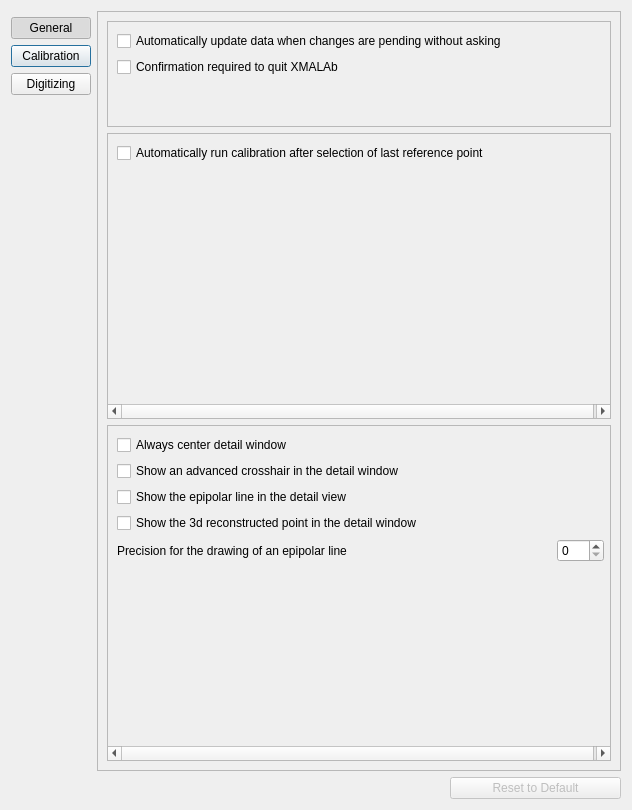
This is src/ui/ui-files/SettingsDialog.ui in XROMMPackages/xmalab as Qt 5 draws it before an edit. The edited form follows.
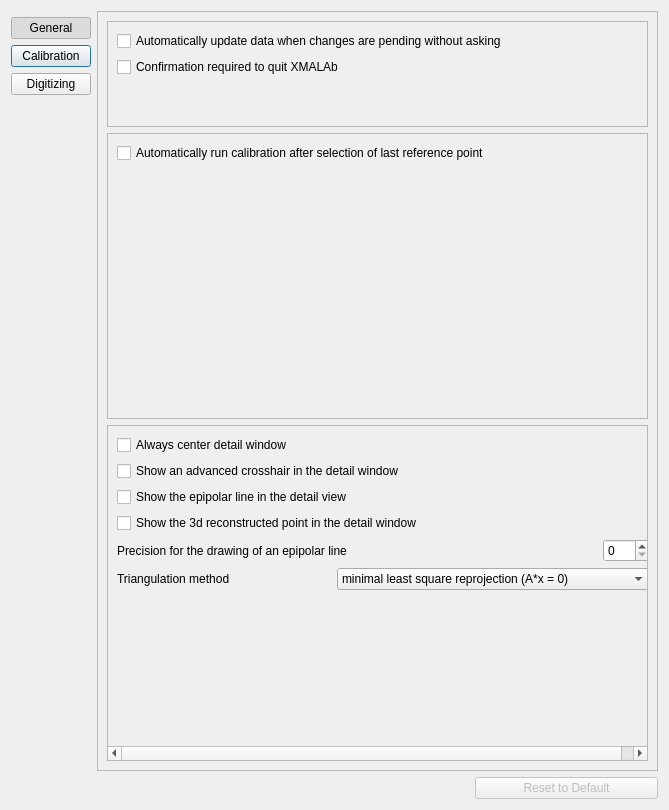
This is the edited form. Icons and pictures are not drawn.

```diff
--- a/src/ui/ui-files/SettingsDialog.ui
+++ b/src/ui/ui-files/SettingsDialog.ui
@@ -6,7 +6,7 @@
    <rect>
     <x>0</x>
     <y>0</y>
-    <width>629</width>
+    <width>669</width>
     <height>786</height>
    </rect>
   </property>
@@ -88,7 +88,7 @@
           <rect>
            <x>0</x>
            <y>0</y>
-           <width>508</width>
+           <width>548</width>
            <height>104</height>
           </rect>
          </property>
@@ -146,7 +146,7 @@
           <rect>
            <x>0</x>
            <y>0</y>
-           <width>508</width>
+           <width>548</width>
            <height>287</height>
           </rect>
          </property>
@@ -191,12 +191,12 @@
           <rect>
            <x>0</x>
            <y>0</y>
-           <width>508</width>
+           <width>548</width>
            <height>310</height>
           </rect>
          </property>
          <layout class="QGridLayout" name="gridLayout_5">
-          <item row="6" column="0" colspan="2">
+          <item row="7" column="0" colspan="3">
            <spacer name="verticalSpacer_4">
             <property name="orientation">
              <enum>Qt::Vertical</enum>
@@ -209,7 +209,47 @@
             </property>
            </spacer>
           </item>
-          <item row="4" column="0">
+          <item row="5" column="2">
+           <widget class="QSpinBox" name="spinBoxEpiPrecision">
+            <property name="sizePolicy">
+             <sizepolicy hsizetype="Maximum" vsizetype="Fixed">
+              <horstretch>0</horstretch>
+              <verstretch>0</verstretch>
+             </sizepolicy>
+            </property>
+            <property name="maximum">
+             <number>999</number>
+            </property>
+           </widget>
+          </item>
+          <item row="6" column="0">
+           <widget class="QLabel" name="label">
+            <property name="text">
+             <string>Triangulation method</string>
+            </property>
+           </widget>
+          </item>
+          <item row="5" column="0" colspan="2">
+           <widget class="QLabel" name="labelEpiPrecision">
+            <property name="text">
+             <string>Precision for the drawing of an epipolar line</string>
+            </property>
+           </widget>
+          </item>
+          <item row="3" column="0" colspan="3">
+           <widget class="QCheckBox" name="checkBox_ShowEpiLineDetailWindow">
+            <property name="sizePolicy">
+             <sizepolicy hsizetype="Minimum" vsizetype="Minimum">
+              <horstretch>0</horstretch>
+              <verstretch>0</verstretch>
+             </sizepolicy>
+            </property>
+            <property name="text">
+             <string>Show the epipolar line in the detail view</string>
+            </property>
+           </widget>
+          </item>
+          <item row="4" column="0" colspan="3">
            <widget class="QCheckBox" name="checkBox_Show3DPointDetailWindow">
             <property name="sizePolicy">
              <sizepolicy hsizetype="Minimum" vsizetype="Minimum">
@@ -222,20 +262,7 @@
             </property>
            </widget>
           </item>
-          <item row="0" column="0">
-           <widget class="QCheckBox" name="checkBox_UseCenteredDetailWindow">
-            <property name="sizePolicy">
-             <sizepolicy hsizetype="Minimum" vsizetype="Minimum">
-              <horstretch>0</horstretch>
-              <verstretch>0</verstretch>
-             </sizepolicy>
-            </property>
-            <property name="text">
-             <string>Always center detail window</string>
-            </property>
-           </widget>
-          </item>
-          <item row="1" column="0">
+          <item row="1" column="0" colspan="3">
            <widget class="QCheckBox" name="checkBox_ShowAdvancedCrosshairDetailWindow">
             <property name="sizePolicy">
              <sizepolicy hsizetype="Minimum" vsizetype="Minimum">
@@ -248,8 +275,8 @@
             </property>
            </widget>
           </item>
-          <item row="3" column="0">
-           <widget class="QCheckBox" name="checkBox_ShowEpiLineDetailWindow">
+          <item row="0" column="0" colspan="3">
+           <widget class="QCheckBox" name="checkBox_UseCenteredDetailWindow">
             <property name="sizePolicy">
              <sizepolicy hsizetype="Minimum" vsizetype="Minimum">
               <horstretch>0</horstretch>
@@ -257,28 +284,37 @@
              </sizepolicy>
             </property>
             <property name="text">
-             <string>Show the epipolar line in the detail view</string>
+             <string>Always center detail window</string>
             </property>
            </widget>
           </item>
-          <item row="5" column="0">
-           <widget class="QLabel" name="labelEpiPrecision">
+          <item row="6" column="1" colspan="2">
+           <widget class="QComboBox" name="comboBox_TriangulationMethod">
+            <item>
             <property name="text">
-             <string>Precision for the drawing of an epipolar line</string>
-            </property>
-           </widget>
-          </item>
-          <item row="5" column="1">
-           <widget class="QSpinBox" name="spinBoxEpiPrecision">
-            <property name="sizePolicy">
-             <sizepolicy hsizetype="Maximum" vsizetype="Fixed">
-              <horstretch>0</horstretch>
-              <verstretch>0</verstretch>
-             </sizepolicy>
-            </property>
-            <property name="maximum">
-             <number>999</number>
-            </property>
+              <string>minimal least square reprojection (A*x = 0) </string>
+             </property>
+            </item>
+            <item>
+             <property name="text">
+              <string>iterative minimal least square reprojection (A*x = 0) </string>
+             </property>
+            </item>
+            <item>
+             <property name="text">
+              <string>minimal least square reprojection (A*x = B) </string>
+             </property>
+            </item>
+            <item>
+             <property name="text">
+              <string>iterative minimal least square reprojection (A*x = B) </string>
+             </property>
+            </item>
+            <item>
+             <property name="text">
+              <string>minimal least square distance to projected view rays</string>
+             </property>
+            </item>
            </widget>
           </item>
          </layout>
```
Lines whose indentation alone changed are shown as unchanged.
